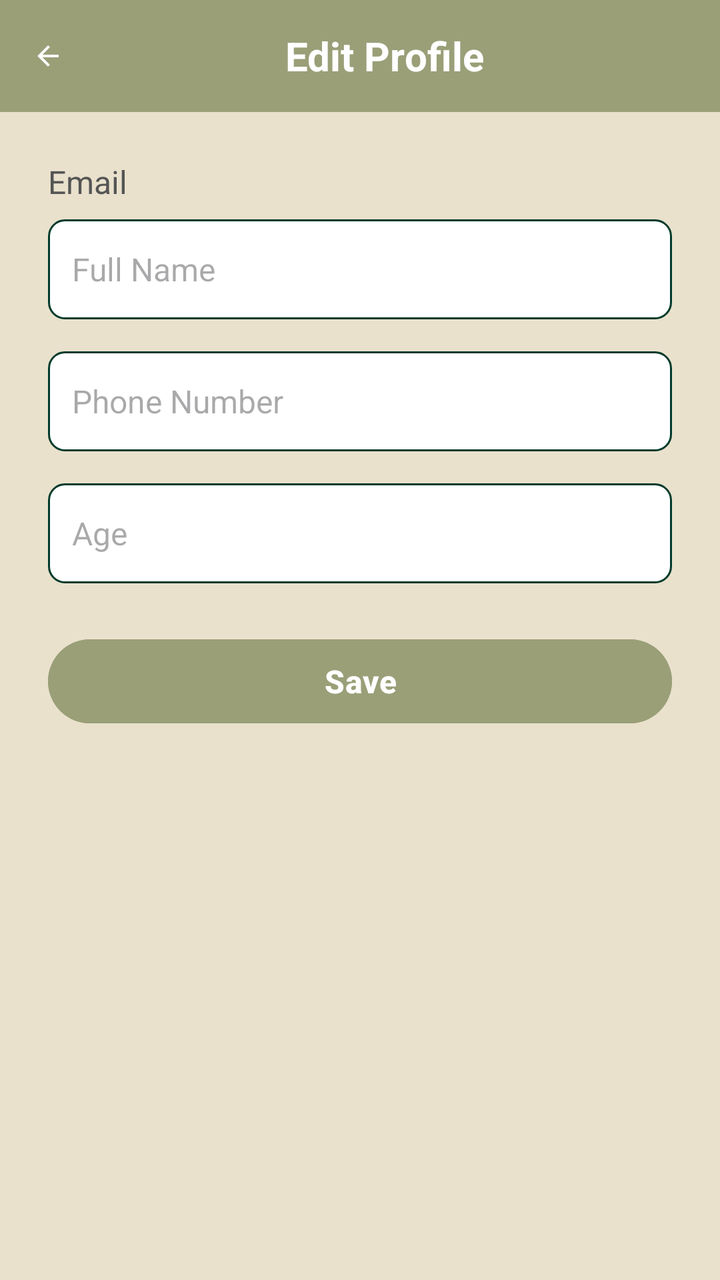
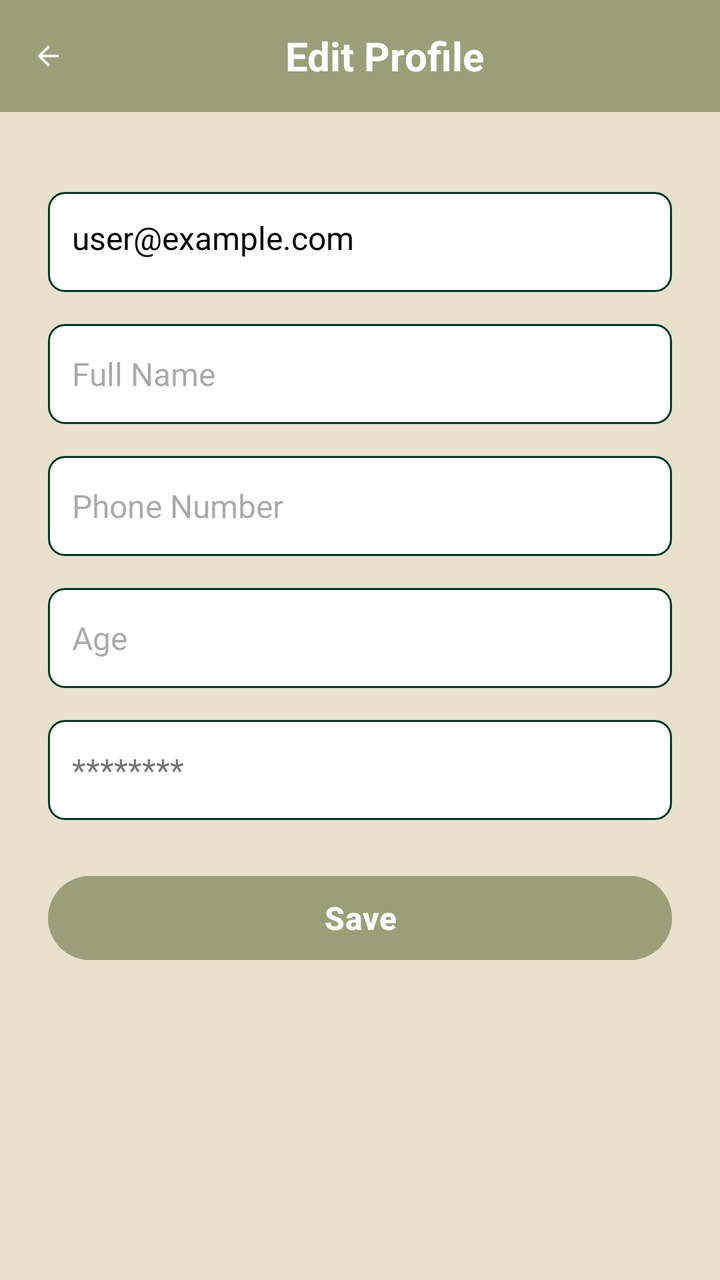

Before-and-after screenshots of an Android layout around one commit, followed by the original layout XML and the change that was made.
<!-- AndroidManifest.xml: application theme Theme.FurnitureStore -->
<!-- res/layout/activity_edit_profile.xml -->
<?xml version="1.0" encoding="utf-8"?>
<androidx.constraintlayout.widget.ConstraintLayout
    xmlns:android="http://schemas.android.com/apk/res/android"
    xmlns:app="http://schemas.android.com/apk/res-auto"
    android:layout_width="match_parent"
    android:layout_height="match_parent"
    android:background="#E9E1CC">

    
    <LinearLayout
        android:id="@+id/headerLayout"
        android:layout_width="0dp"
        android:layout_height="56dp"
        android:background="#9A9F78"
        android:orientation="horizontal"
        android:gravity="center_vertical"
        android:paddingStart="12dp"
        android:paddingEnd="12dp"
        app:layout_constraintTop_toTopOf="parent"
        app:layout_constraintStart_toStartOf="parent"
        app:layout_constraintEnd_toEndOf="parent">

        
        <ImageView
            android:id="@+id/backIcon"
            android:layout_width="24dp"
            android:layout_height="24dp"
            android:src="@drawable/ic_back"
            android:contentDescription="Back"
            android:clickable="true"
            android:focusable="true"
            android:padding="4dp"
            app:tint="@android:color/white" />

        <TextView
            android:id="@+id/headerTitle"
            android:layout_width="0dp"
            android:layout_height="wrap_content"
            android:text="Edit Profile"
            android:textSize="20sp"
            android:textStyle="bold"
            android:textColor="#FFFFFF"
            android:gravity="center"
            android:layout_weight="1" />
    </LinearLayout>

    
    <ScrollView
        android:layout_width="0dp"
        android:layout_height="0dp"
        android:padding="24dp"
        android:fillViewport="true"
        app:layout_constraintTop_toBottomOf="@id/headerLayout"
        app:layout_constraintBottom_toBottomOf="parent"
        app:layout_constraintStart_toStartOf="parent"
        app:layout_constraintEnd_toEndOf="parent">

        <LinearLayout
            android:layout_width="match_parent"
            android:layout_height="wrap_content"
            android:orientation="vertical">

            <TextView
                android:id="@+id/textEmail"
                android:layout_width="match_parent"
                android:layout_height="wrap_content"
                android:text="Email"
                android:textSize="16sp"
                android:textColor="#555"
                android:paddingBottom="8dp" />

            <EditText
                android:id="@+id/editTextName"
                android:layout_width="match_parent"
                android:layout_height="50dp"
                android:hint="Full Name"
                android:inputType="textPersonName"
                android:padding="12dp"
                android:textSize="16sp"
                android:background="@drawable/edit_text_background" />

            <EditText
                android:id="@+id/editTextPhone"
                android:layout_width="match_parent"
                android:layout_height="50dp"
                android:hint="Phone Number"
                android:inputType="phone"
                android:padding="12dp"
                android:textSize="16sp"
                android:background="@drawable/edit_text_background"
                android:layout_marginTop="16dp" />

            <EditText
                android:id="@+id/editTextAge"
                android:layout_width="match_parent"
                android:layout_height="50dp"
                android:hint="Age"
                android:inputType="number"
                android:padding="12dp"
                android:textSize="16sp"
                android:background="@drawable/edit_text_background"
                android:layout_marginTop="16dp" />

            <Button
                android:id="@+id/buttonSave"
                android:layout_width="match_parent"
                android:layout_height="50dp"
                android:text="Save"
                android:textAllCaps="false"
                android:textColor="@android:color/white"
                android:backgroundTint="#9A9F78"
                android:textStyle="bold"
                android:textSize="16sp"
                android:layout_marginTop="24dp" />
        </LinearLayout>
    </ScrollView>

</androidx.constraintlayout.widget.ConstraintLayout>
<!-- resources referenced by this layout -->
<resources>
  <!-- drawable edit_text_background (drawable) -->
  <?xml version="1.0" encoding="utf-8"?>
  <shape xmlns:android="http://schemas.android.com/apk/res/android"
      android:shape="rectangle">
  
      <solid android:color="#FFFFFF" /> 
  
      <stroke
          android:width="1dp"
          android:color="#003B2B" /> 
  
      <corners android:radius="8dp" /> 
  
      <padding
          android:left="8dp"
          android:top="8dp"
          android:right="8dp"
          android:bottom="8dp" />
  </shape>
  <!-- drawable ic_back (drawable) -->
  <vector xmlns:android="http://schemas.android.com/apk/res/android" android:autoMirrored="true" android:height="24dp" android:tint="#000000" android:viewportHeight="24" android:viewportWidth="24" android:width="24dp">
        
      <path android:fillColor="@android:color/white" android:pathData="M20,11H7.83l5.59,-5.59L12,4l-8,8 8,8 1.41,-1.41L7.83,13H20v-2z"/>
      
  </vector>
  <style name="Theme.FurnitureStore" parent="Base.Theme.FurnitureStore" />
  <style name="Base.Theme.FurnitureStore" parent="Theme.Material3.DayNight.NoActionBar">
          
          
      </style>
</resources>

<!-- the commit's change to res/layout/activity_edit_profile.xml (unified diff, before → after) -->
@@ -63,12 +63,16 @@
             <TextView
                 android:id="@+id/textEmail"
                 android:layout_width="match_parent"
-                android:layout_height="wrap_content"
-                android:text="Email"
+                android:layout_height="50dp"
+                android:text="user@example.com"
+                android:padding="12dp"
                 android:textSize="16sp"
-                android:textColor="#555"
-                android:paddingBottom="8dp" />
+                android:background="@drawable/edit_text_background"
+                android:textColor="#000000"
+                android:layout_marginTop="16dp" />
 
+
+            
             <EditText
                 android:id="@+id/editTextName"
                 android:layout_width="match_parent"
@@ -77,8 +81,10 @@
                 android:inputType="textPersonName"
                 android:padding="12dp"
                 android:textSize="16sp"
-                android:background="@drawable/edit_text_background" />
+                android:background="@drawable/edit_text_background"
+                android:layout_marginTop="16dp" />
 
+            
             <EditText
                 android:id="@+id/editTextPhone"
                 android:layout_width="match_parent"
@@ -90,6 +96,7 @@
                 android:background="@drawable/edit_text_background"
                 android:layout_marginTop="16dp" />
 
+            
             <EditText
                 android:id="@+id/editTextAge"
                 android:layout_width="match_parent"
@@ -101,6 +108,21 @@
                 android:background="@drawable/edit_text_background"
                 android:layout_marginTop="16dp" />
 
+            <TextView
+                android:id="@+id/textPasswordHint"
+                android:layout_width="match_parent"
+                android:layout_height="50dp"
+                android:text="********"
+                android:textSize="16sp"
+                android:background="@drawable/edit_text_background"
+                android:gravity="center_vertical"
+                android:padding="12dp"
+                android:layout_marginTop="16dp"
+                android:textColor="#777"
+                android:enabled="false" />
+
+
+            
             <Button
                 android:id="@+id/buttonSave"
                 android:layout_width="match_parent"
